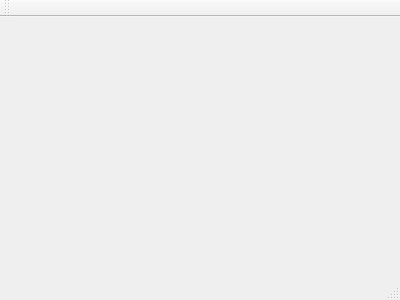
Before: the Qt Designer form gamman3d.ui in bytting/gamma-viewer-3d, drawn with Qt 5.
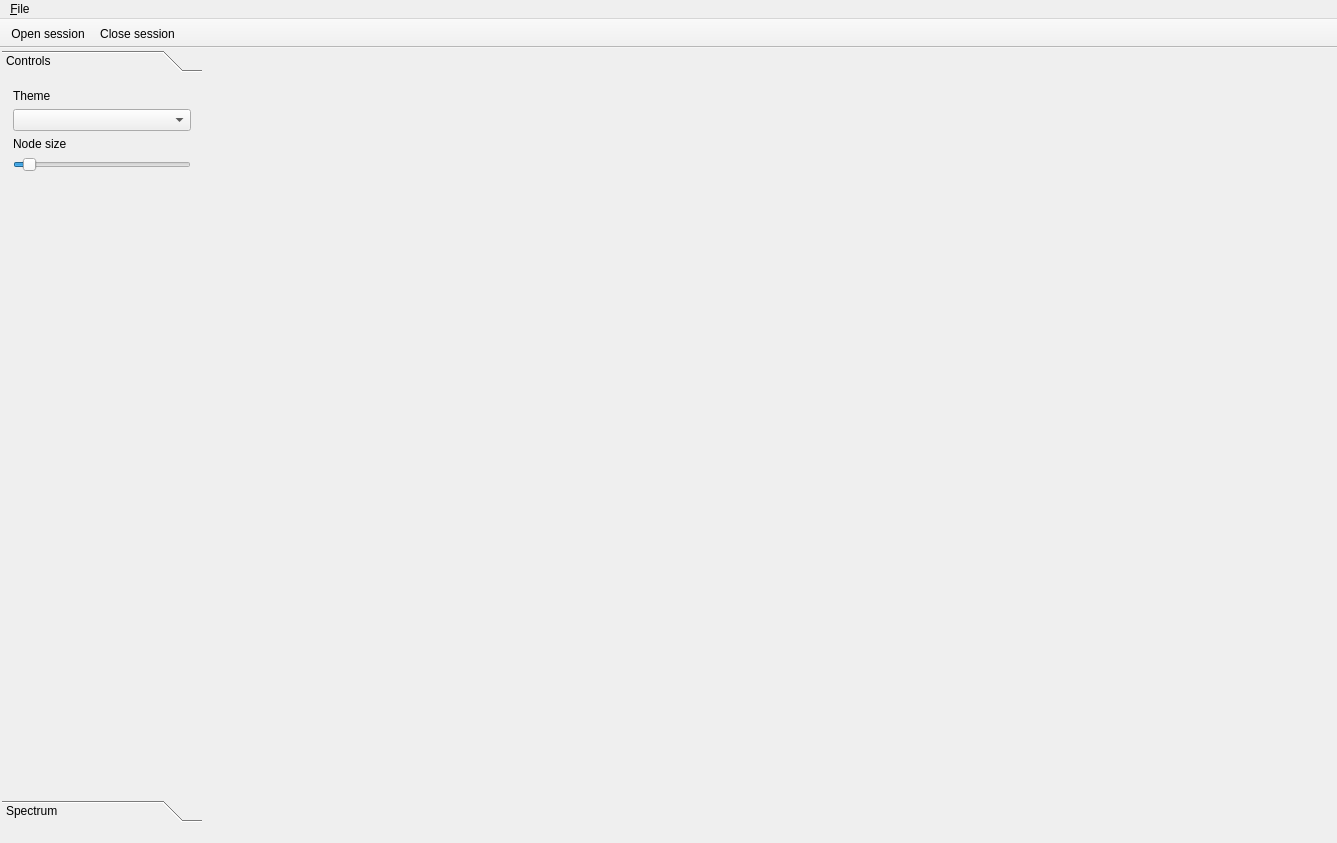
After: the same form once the commit is applied. Icons and pictures are not drawn.

Commit message: Moved UI out of code

The edit to the form file:
```diff
--- a/gamman3d.ui
+++ b/gamman3d.ui
@@ -6,33 +6,264 @@
    <rect>
     <x>0</x>
     <y>0</y>
-    <width>400</width>
-    <height>300</height>
+    <width>1337</width>
+    <height>843</height>
    </rect>
   </property>
+  <property name="minimumSize">
+   <size>
+    <width>640</width>
+    <height>480</height>
+   </size>
+  </property>
   <property name="windowTitle">
    <string>gamman3d</string>
   </property>
-  <widget class="QWidget" name="centralWidget"/>
+  <widget class="QWidget" name="centralWidget">
+   <property name="autoFillBackground">
+    <bool>false</bool>
+   </property>
+   <layout class="QHBoxLayout" name="horizontalLayout">
+    <property name="spacing">
+     <number>2</number>
+    </property>
+    <property name="leftMargin">
+     <number>2</number>
+    </property>
+    <property name="topMargin">
+     <number>2</number>
+    </property>
+    <property name="rightMargin">
+     <number>2</number>
+    </property>
+    <property name="bottomMargin">
+     <number>2</number>
+    </property>
+    <item>
+     <widget class="QStackedWidget" name="pages">
+      <property name="currentIndex">
+       <number>0</number>
+      </property>
+      <widget class="QWidget" name="pageScatter">
+       <layout class="QVBoxLayout" name="verticalLayout">
+        <property name="spacing">
+         <number>0</number>
+        </property>
+        <property name="leftMargin">
+         <number>0</number>
+        </property>
+        <property name="topMargin">
+         <number>0</number>
+        </property>
+        <property name="rightMargin">
+         <number>0</number>
+        </property>
+        <property name="bottomMargin">
+         <number>0</number>
+        </property>
+        <item>
+         <layout class="QHBoxLayout" name="layoutScatter" stretch="0">
+          <property name="spacing">
+           <number>0</number>
+          </property>
+          <item alignment="Qt::AlignLeft">
+           <widget class="QToolBox" name="toolsScatter">
+            <property name="sizePolicy">
+             <sizepolicy hsizetype="Preferred" vsizetype="Preferred">
+              <horstretch>0</horstretch>
+              <verstretch>0</verstretch>
+             </sizepolicy>
+            </property>
+            <property name="minimumSize">
+             <size>
+              <width>200</width>
+              <height>0</height>
+             </size>
+            </property>
+            <property name="maximumSize">
+             <size>
+              <width>400</width>
+              <height>16777215</height>
+             </size>
+            </property>
+            <property name="currentIndex">
+             <number>0</number>
+            </property>
+            <widget class="QWidget" name="toolsScatterControls">
+             <property name="geometry">
+              <rect>
+               <x>0</x>
+               <y>0</y>
+               <width>200</width>
+               <height>645</height>
+              </rect>
+             </property>
+             <property name="sizePolicy">
+              <sizepolicy hsizetype="Preferred" vsizetype="Preferred">
+               <horstretch>0</horstretch>
+               <verstretch>0</verstretch>
+              </sizepolicy>
+             </property>
+             <attribute name="label">
+              <string>Controls</string>
+             </attribute>
+             <layout class="QVBoxLayout" name="toolsScatterControlsLayout">
+              <item>
+               <widget class="QLabel" name="labelScatterTheme">
+                <property name="text">
+                 <string>Theme</string>
+                </property>
+               </widget>
+              </item>
+              <item>
+               <widget class="QComboBox" name="comboScatterTheme"/>
+              </item>
+              <item>
+               <widget class="QLabel" name="labelScatterNodeSize">
+                <property name="text">
+                 <string>Node size</string>
+                </property>
+               </widget>
+              </item>
+              <item>
+               <widget class="QSlider" name="sliderScatterNodeSize">
+                <property name="minimum">
+                 <number>1</number>
+                </property>
+                <property name="maximum">
+                 <number>20</number>
+                </property>
+                <property name="value">
+                 <number>2</number>
+                </property>
+                <property name="orientation">
+                 <enum>Qt::Horizontal</enum>
+                </property>
+               </widget>
+              </item>
+              <item>
+               <spacer name="verticalSpacer">
+                <property name="orientation">
+                 <enum>Qt::Vertical</enum>
+                </property>
+                <property name="sizeHint" stdset="0">
+                 <size>
+                  <width>20</width>
+                  <height>40</height>
+                 </size>
+                </property>
+               </spacer>
+              </item>
+             </layout>
+            </widget>
+            <widget class="QWidget" name="pageSpectrumInfo">
+             <property name="geometry">
+              <rect>
+               <x>0</x>
+               <y>0</y>
+               <width>200</width>
+               <height>645</height>
+              </rect>
+             </property>
+             <attribute name="label">
+              <string>Spectrum</string>
+             </attribute>
+            </widget>
+           </widget>
+          </item>
+         </layout>
+        </item>
+       </layout>
+      </widget>
+      <widget class="QWidget" name="pageMap"/>
+      <widget class="QWidget" name="pageSpectrum"/>
+     </widget>
+    </item>
+   </layout>
+  </widget>
   <widget class="QMenuBar" name="menuBar">
    <property name="geometry">
     <rect>
      <x>0</x>
      <y>0</y>
-     <width>400</width>
-     <height>21</height>
+     <width>1337</width>
+     <height>33</height>
     </rect>
    </property>
+   <widget class="QMenu" name="menuFile">
+    <property name="title">
+     <string>&amp;File</string>
+    </property>
+    <addaction name="actionOpenSession"/>
+    <addaction name="actionCloseSession"/>
+    <addaction name="separator"/>
+    <addaction name="actionExit"/>
+   </widget>
+   <addaction name="menuFile"/>
   </widget>
   <widget class="QToolBar" name="toolBar">
+   <property name="movable">
+    <bool>false</bool>
+   </property>
    <attribute name="toolBarArea">
     <enum>TopToolBarArea</enum>
    </attribute>
    <attribute name="toolBarBreak">
     <bool>false</bool>
    </attribute>
+   <addaction name="actionOpenSession"/>
+   <addaction name="actionCloseSession"/>
   </widget>
-  <widget class="QStatusBar" name="statusBar"/>
+  <widget class="QStatusBar" name="statusBar">
+   <property name="sizeGripEnabled">
+    <bool>false</bool>
+   </property>
+  </widget>
+  <action name="actionOpenSession">
+   <property name="icon">
+    <iconset resource="resources.qrc">
+     <normaloff>:/res/images/open-32.png</normaloff>:/res/images/open-32.png</iconset>
+   </property>
+   <property name="text">
+    <string>&amp;Open session</string>
+   </property>
+   <property name="toolTip">
+    <string>Open a new session</string>
+   </property>
+   <property name="shortcut">
+    <string>Alt+O</string>
+   </property>
+  </action>
+  <action name="actionCloseSession">
+   <property name="icon">
+    <iconset resource="resources.qrc">
+     <normaloff>:/res/images/close-32.png</normaloff>:/res/images/close-32.png</iconset>
+   </property>
+   <property name="text">
+    <string>&amp;Close session</string>
+   </property>
+   <property name="toolTip">
+    <string>Close current session</string>
+   </property>
+   <property name="shortcut">
+    <string>Alt+C</string>
+   </property>
+  </action>
+  <action name="actionExit">
+   <property name="icon">
+    <iconset resource="resources.qrc">
+     <normaloff>:/res/images/exit-32.png</normaloff>:/res/images/exit-32.png</iconset>
+   </property>
+   <property name="text">
+    <string>E&amp;xit</string>
+   </property>
+   <property name="toolTip">
+    <string>Exit program</string>
+   </property>
+   <property name="shortcut">
+    <string>Alt+X</string>
+   </property>
+  </action>
  </widget>
  <layoutdefault spacing="6" margin="11"/>
  <resources/>
```
Left out of the diff: 6 changed lines with no effect on the pictures. The commit also changes 2 other files.
